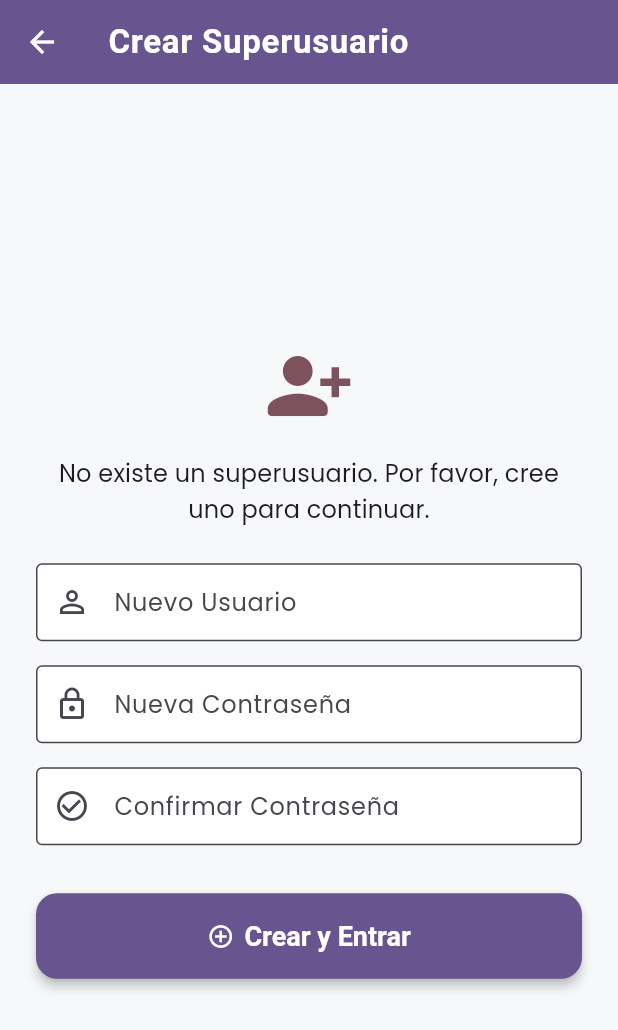
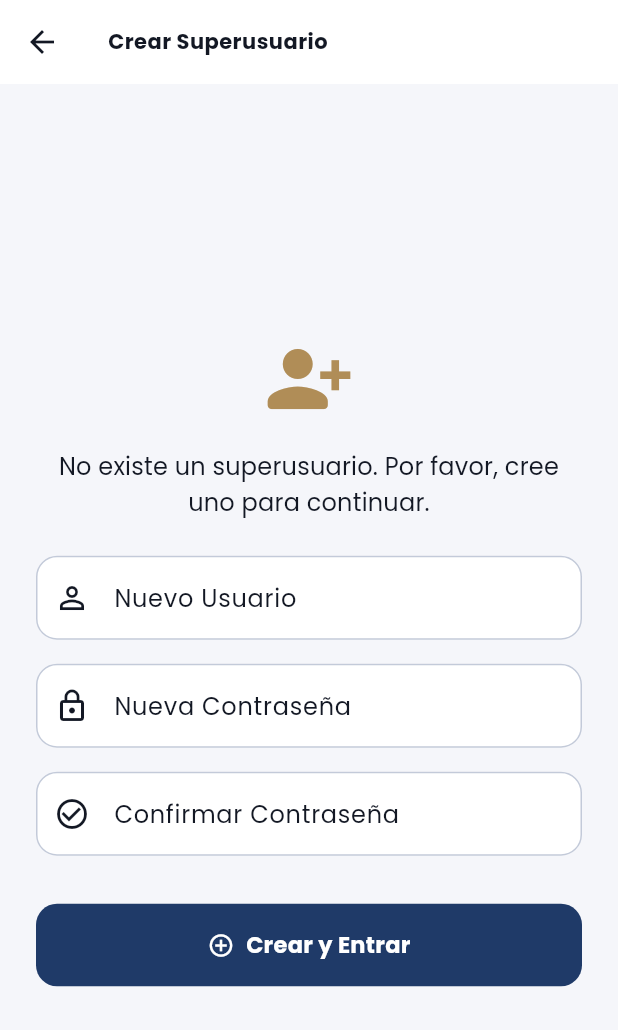
Before and after one commit to elias-sweed/sistema_votacion, a Flutter app: the screen it shows after launch, after a tap on the "settings" icon, on a phone screen of 412 x 824 dp. Shown: the top 1030 px of the screen. Run offline on Flutter 3.47's test engine with Material 3 defaults, Android fonts, the phone set to English and light mode, and no system bars; drawn by our look-alikes of flutter_animate; our stand-ins replace audioplayers, file_picker, fl_chart, image_picker, sqflite, sqflite_common_ffi; missing offline and left inert: cryptography, excel; accounts and stored records are empty.

Commit message:
feat(theme): tema premium con paleta propia para modo claro y oscuro

```diff
--- a/lib/main.dart
+++ b/lib/main.dart
@@ -14,11 +14,12 @@ import 'package:elecciones_jp/features/flujo_admin/2_panel_control/2_padron_elec
 import 'package:elecciones_jp/features/flujo_admin/1_admin_login_provider.dart';
 // --- FIN DE LA REFACTORIZACIÓN ---
 import 'package:elecciones_jp/presentation/providers/theme_provider.dart';
+import 'package:elecciones_jp/presentation/theme/app_theme.dart';
 import 'package:sqflite_common_ffi/sqflite_ffi.dart';
 import 'dart:io';
 import 'package:intl/date_symbol_data_local.dart';
 
-const Color colorSemilla = Colors.deepPurple;
+
 
 Future<void> main() async {
   WidgetsFlutterBinding.ensureInitialized();
@@ -54,152 +55,8 @@ class MyApp extends StatelessWidget {
 
   @override
   Widget build(BuildContext context) {
-    final ThemeData temaClaro = ThemeData(
-      useMaterial3: true,
-      fontFamily: 'Poppins',
-      colorScheme: ColorScheme.fromSeed(
-        seedColor: colorSemilla,
-        brightness: Brightness.light,
-      ),
-      scaffoldBackgroundColor: const Color(0xFFF7F8FA),
-      appBarTheme: AppBarTheme(
-        backgroundColor: ColorScheme.fromSeed(
-          seedColor: colorSemilla,
-          brightness: Brightness.light,
-        ).primary,
-        foregroundColor: ColorScheme.fromSeed(
-          seedColor: colorSemilla,
-          brightness: Brightness.light,
-        ).onPrimary,
-        elevation: 2,
-        titleTextStyle: const TextStyle(
-          fontWeight: FontWeight.bold,
-          fontSize: 22,
-          letterSpacing: 0.5,
-        ),
-      ),
-      cardTheme: CardThemeData(
-        color: Colors.white,
-        elevation: 4,
-        shape: RoundedRectangleBorder(
-          borderRadius: BorderRadius.circular(16),
-        ),
-        margin: const EdgeInsets.symmetric(vertical: 10, horizontal: 16),
-      ),
-      elevatedButtonTheme: ElevatedButtonThemeData(
-        style: ElevatedButton.styleFrom(
-          backgroundColor: ColorScheme.fromSeed(
-            seedColor: colorSemilla,
-            brightness: Brightness.light,
-          ).primary,
-          foregroundColor: ColorScheme.fromSeed(
-            seedColor: colorSemilla,
-            brightness: Brightness.light,
-          ).onPrimary,
-          elevation: 3,
-          shape: RoundedRectangleBorder(
-            borderRadius: BorderRadius.circular(14),
-          ),
-          padding: const EdgeInsets.symmetric(horizontal: 28, vertical: 18),
-          textStyle: const TextStyle(
-            fontSize: 18,
-            fontWeight: FontWeight.w600,
-          ),
-        ),
-      ),
-      inputDecorationTheme: InputDecorationTheme(
-        filled: true,
-        fillColor: Colors.white,
-        border: OutlineInputBorder(
-          borderRadius: BorderRadius.circular(12),
-          borderSide: const BorderSide(color: Colors.grey),
-        ),
-        focusedBorder: OutlineInputBorder(
-          borderRadius: BorderRadius.circular(12),
-          borderSide: BorderSide(
-            color: ColorScheme.fromSeed(
-              seedColor: colorSemilla,
-              brightness: Brightness.light,
-            ).primary,
-            width: 2,
-          ),
-        ),
-        contentPadding:
-            const EdgeInsets.symmetric(horizontal: 16, vertical: 14),
-      ),
-    );
-
-    final ThemeData temaOscuro = ThemeData(
-      useMaterial3: true,
-      fontFamily: 'Poppins',
-      colorScheme: ColorScheme.fromSeed(
-        seedColor: colorSemilla,
-        brightness: Brightness.dark,
-      ),
-      appBarTheme: AppBarTheme(
-        backgroundColor: ColorScheme.fromSeed(
-          seedColor: colorSemilla,
-          brightness: Brightness.dark,
-        ).primary,
-        foregroundColor: ColorScheme.fromSeed(
-          seedColor: colorSemilla,
-          brightness: Brightness.dark,
-        ).onPrimary,
-        elevation: 2,
-        titleTextStyle: const TextStyle(
-          fontWeight: FontWeight.bold,
-          fontSize: 22,
-          letterSpacing: 0.5,
-        ),
-      ),
-      cardTheme: CardThemeData(
-        elevation: 4,
-        shape: RoundedRectangleBorder(
-          borderRadius: BorderRadius.circular(16),
-        ),
-        margin: const EdgeInsets.symmetric(vertical: 10, horizontal: 16),
-      ),
-      elevatedButtonTheme: ElevatedButtonThemeData(
-        style: ElevatedButton.styleFrom(
-          backgroundColor: ColorScheme.fromSeed(
-            seedColor: colorSemilla,
-            brightness: Brightness.dark,
-          ).primary,
-          foregroundColor: ColorScheme.fromSeed(
-            seedColor: colorSemilla,
-            brightness: Brightness.dark,
-          ).onPrimary,
-          elevation: 3,
-          shape: RoundedRectangleBorder(
-            borderRadius: BorderRadius.circular(14),
-          ),
-          padding: const EdgeInsets.symmetric(horizontal: 28, vertical: 18),
-          textStyle: const TextStyle(
-            fontSize: 18,
-            fontWeight: FontWeight.w600,
-          ),
-        ),
-      ),
-      inputDecorationTheme: InputDecorationTheme(
-        filled: true,
-        border: OutlineInputBorder(
-          borderRadius: BorderRadius.circular(12),
-          borderSide: const BorderSide(color: Colors.grey),
-        ),
-        focusedBorder: OutlineInputBorder(
-          borderRadius: BorderRadius.circular(12),
-          borderSide: BorderSide(
-            color: ColorScheme.fromSeed(
-              seedColor: colorSemilla,
-              brightness: Brightness.dark,
-            ).primary,
-            width: 2,
-          ),
-        ),
-        contentPadding:
-            const EdgeInsets.symmetric(horizontal: 16, vertical: 14),
-      ),
-    );
+    final ThemeData temaClaro = AppTheme.claro;
+    final ThemeData temaOscuro = AppTheme.oscuro;
 
     return Consumer<ThemeProvider>(
       builder: (context, themeProvider, _) {
--- /dev/null
+++ b/lib/presentation/theme/app_theme.dart
@@ -0,0 +1,235 @@
+import 'package:flutter/material.dart';
+
+/// Paleta y temas de la aplicacion.
+///
+/// El tema no se deriva de una semilla (`ColorScheme.fromSeed`) porque eso
+/// genera colores saturados y "plasticos". Aqui se declaran los colores
+/// exactos de cada esquema para que ambos modos se vean deliberados: un
+/// azul tinta sobrio con acento champan en claro, y el mismo azul Geldrado
+/// sobre fondo casi negro en oscuro.
+class AppTheme {
+  AppTheme._();
+
+  // --- Claro ---
+  static const Color _seedLight = Color(0xFF1F3A68);
+  static const Color _acentoLight = Color(0xFFB08D57);
+  static const Color _fondoLight = Color(0xFFF5F6FA);
+  static const Color _superficieLight = Color(0xFFFFFFFF);
+  static const Color _bordeLight = Color(0xFFE2E6F0);
+
+  // --- Oscuro ---
+  static const Color _fondoDark = Color(0xFF0A0E1A);
+  static const Color _superficieDark = Color(0xFF141A2B);
+  static const Color _superficieAltaDark = Color(0xFF1C2438);
+  static const Color _acentoDark = Color(0xFFD9B87C);
+
+  static const String _fontFamily = 'Poppins';
+
+  /// Degradado de cabecera, compartido por ambos modos.
+  static LinearGradient get gradienteCabecera => const LinearGradient(
+        begin: Alignment.topLeft,
+        end: Alignment.bottomRight,
+        colors: [_seedLight, Color(0xFF2E4F86)],
+      );
+
+  static ThemeData get claro {
+    const ColorScheme scheme = ColorScheme.light(
+      primary: _seedLight,
+      onPrimary: Colors.white,
+      primaryContainer: Color(0xFFDCE5F5),
+      onPrimaryContainer: Color(0xFF11203C),
+      secondary: _acentoLight,
+      onSecondary: Colors.white,
+      secondaryContainer: Color(0xFFF4E9D8),
+      onSecondaryContainer: Color(0xFF4A361A),
+      surface: _superficieLight,
+      onSurface: Color(0xFF131824),
+      surfaceContainerHighest: _bordeLight,
+      error: Color(0xFFB3261E),
+      onError: Colors.white,
+      outline: Color(0xFFC3CAD9),
+    );
+
+    return _base(scheme).copyWith(
+      scaffoldBackgroundColor: _fondoLight,
+      cardColor: _superficieLight,
+    );
+  }
+
+  static ThemeData get oscuro {
+    const ColorScheme scheme = ColorScheme.dark(
+      primary: Color(0xFF9DBCF0),
+      onPrimary: Color(0xFF0B1A33),
+      primaryContainer: Color(0xFF25395C),
+      onPrimaryContainer: Color(0xFFDCE7F8),
+      secondary: _acentoDark,
+      onSecondary: Color(0xFF241A08),
+      secondaryContainer: Color(0xFF40331C),
+      onSecondaryContainer: Color(0xFFF2E2C4),
+      surface: _superficieDark,
+      onSurface: Color(0xFFE8ECF5),
+      surfaceContainerHighest: _superficieAltaDark,
+      error: Color(0xFFF2B8B5),
+      onError: Color(0xFF601410),
+      outline: Color(0xFF3A4459),
+    );
+
+    return _base(scheme).copyWith(
+      scaffoldBackgroundColor: _fondoDark,
+      cardColor: _superficieDark,
+    );
+  }
+
+  /// Piezas tipograficas y de forma comunes a los dos modos.
+  static ThemeData _base(ColorScheme scheme) {
+    final TextTheme texto = Typography.material2021().black.apply(
+          fontFamily: _fontFamily,
+          bodyColor: scheme.onSurface,
+          displayColor: scheme.onSurface,
+        );
+
+    return ThemeData(
+      useMaterial3: true,
+      colorScheme: scheme,
+      fontFamily: _fontFamily,
+      textTheme: texto,
+      appBarTheme: AppBarTheme(
+        backgroundColor: scheme.surface,
+        foregroundColor: scheme.onSurface,
+        surfaceTintColor: Colors.transparent,
+        elevation: 0,
+        scrolledUnderElevation: 1,
+        centerTitle: false,
+        titleTextStyle: texto.titleLarge?.copyWith(
+          fontWeight: FontWeight.w600,
+          letterSpacing: 0.3,
+          color: scheme.onSurface,
+        ),
+      ),
+      cardTheme: CardThemeData(
+        color: scheme.surface,
+        surfaceTintColor: Colors.transparent,
+        elevation: 0,
+        margin: const EdgeInsets.symmetric(vertical: 8, horizontal: 16),
+        shape: RoundedRectangleBorder(
+          borderRadius: BorderRadius.circular(18),
+          side: BorderSide(color: scheme.outline.withAlpha(102)),
+        ),
+      ),
+      dialogTheme: DialogThemeData(
+        backgroundColor: scheme.surface,
+        surfaceTintColor: Colors.transparent,
+        shape: RoundedRectangleBorder(borderRadius: BorderRadius.circular(20)),
+      ),
+      elevatedButtonTheme: ElevatedButtonThemeData(
+        style: ElevatedButton.styleFrom(
+          backgroundColor: scheme.primary,
+          foregroundColor: scheme.onPrimary,
+          disabledBackgroundColor: scheme.primary.withAlpha(64),
+          disabledForegroundColor: scheme.onPrimary.withAlpha(128),
+          elevation: 0,
+          padding: const EdgeInsets.symmetric(horizontal: 26, vertical: 16),
+          textStyle: const TextStyle(
+            fontFamily: _fontFamily,
+            fontSize: 15,
+            fontWeight: FontWeight.w600,
+            letterSpacing: 0.2,
+          ),
+          shape: RoundedRectangleBorder(
+            borderRadius: BorderRadius.circular(14),
+          ),
+        ),
+      ),
+      filledButtonTheme: FilledButtonThemeData(
+        style: FilledButton.styleFrom(
+          backgroundColor: scheme.primary,
+          foregroundColor: scheme.onPrimary,
+          elevation: 0,
+          padding: const EdgeInsets.symmetric(horizontal: 26, vertical: 16),
+          textStyle: const TextStyle(
+            fontFamily: _fontFamily,
+            fontSize: 15,
+            fontWeight: FontWeight.w600,
+          ),
+          shape: RoundedRectangleBorder(
+            borderRadius: BorderRadius.circular(14),
+          ),
+        ),
+      ),
+      outlinedButtonTheme: OutlinedButtonThemeData(
+        style: OutlinedButton.styleFrom(
+          foregroundColor: scheme.primary,
+          side: BorderSide(color: scheme.outline),
+          padding: const EdgeInsets.symmetric(horizontal: 24, vertical: 16),
+          textStyle: const TextStyle(
+            fontFamily: _fontFamily,
+            fontSize: 15,
+            fontWeight: FontWeight.w600,
+          ),
+          shape: RoundedRectangleBorder(
+            borderRadius: BorderRadius.circular(14),
+          ),
+        ),
+      ),
+      textButtonTheme: TextButtonThemeData(
+        style: TextButton.styleFrom(foregroundColor: scheme.primary),
+      ),
+      inputDecorationTheme: InputDecorationTheme(
+        filled: true,
+        fillColor: scheme.surface,
+        contentPadding:
+            const EdgeInsets.symmetric(horizontal: 18, vertical: 16),
+        hintStyle: TextStyle(color: scheme.onSurface.withAlpha(102)),
+        border: OutlineInputBorder(
+          borderRadius: BorderRadius.circular(14),
+          borderSide: BorderSide(color: scheme.outline),
+        ),
+        enabledBorder: OutlineInputBorder(
+          borderRadius: BorderRadius.circular(14),
+          borderSide: BorderSide(color: scheme.outline),
+        ),
+        focusedBorder: OutlineInputBorder(
+          borderRadius: BorderRadius.circular(14),
+          borderSide: BorderSide(color: scheme.primary, width: 1.6),
+        ),
+        errorBorder: OutlineInputBorder(
+          borderRadius: BorderRadius.circular(14),
+          borderSide: BorderSide(color: scheme.error),
+        ),
+        focusedErrorBorder: OutlineInputBorder(
+          borderRadius: BorderRadius.circular(14),
+          borderSide: BorderSide(color: scheme.error, width: 1.6),
+        ),
+      ),
+      floatingActionButtonTheme: FloatingActionButtonThemeData(
+        backgroundColor: scheme.primary,
+        foregroundColor: scheme.onPrimary,
+        elevation: 2,
+        shape: RoundedRectangleBorder(borderRadius: BorderRadius.circular(16)),
+      ),
+      dividerTheme: DividerThemeData(
+        color: scheme.outline.withAlpha(102),
+        thickness: 1,
+        space: 1,
+      ),
+      snackBarTheme: SnackBarThemeData(
+        backgroundColor: scheme.surface,
+        contentTextStyle: TextStyle(
+          fontFamily: _fontFamily,
+          color: scheme.onSurface,
+        ),
+        behavior: SnackBarBehavior.floating,
+        shape: RoundedRectangleBorder(borderRadius: BorderRadius.circular(12)),
+      ),
+      progressIndicatorTheme: ProgressIndicatorThemeData(
+        color: scheme.primary,
+        linearTrackColor: scheme.surfaceContainerHighest,
+      ),
+      listTileTheme: ListTileThemeData(
+        iconColor: scheme.onSurface.withAlpha(153),
+        textColor: scheme.onSurface,
+        shape: RoundedRectangleBorder(borderRadius: BorderRadius.circular(14)),
+      ),
+    );
+  }
+}
```
